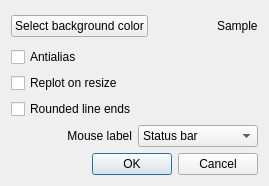
mneuroth/MobileGnuplotViewerQuick, file gnuplot/src/qtterminal/QtGnuplotSettings.ui: the form before one commit.
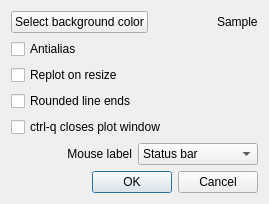
The form after the commit. Icons and pictures are not drawn.

Patch:
```diff
--- a/gnuplot/src/qtterminal/QtGnuplotSettings.ui
+++ b/gnuplot/src/qtterminal/QtGnuplotSettings.ui
@@ -72,6 +72,13 @@
        </property>
       </widget>
      </item>
+     <item>
+      <widget class="QCheckBox" name="ctrlQCheckBox">
+       <property name="text">
+        <string>ctrl-q closes plot window</string>
+       </property>
+      </widget>
+     </item>
      <item>
       <layout class="QHBoxLayout" name="horizontalLayout_2">
        <item>
```
